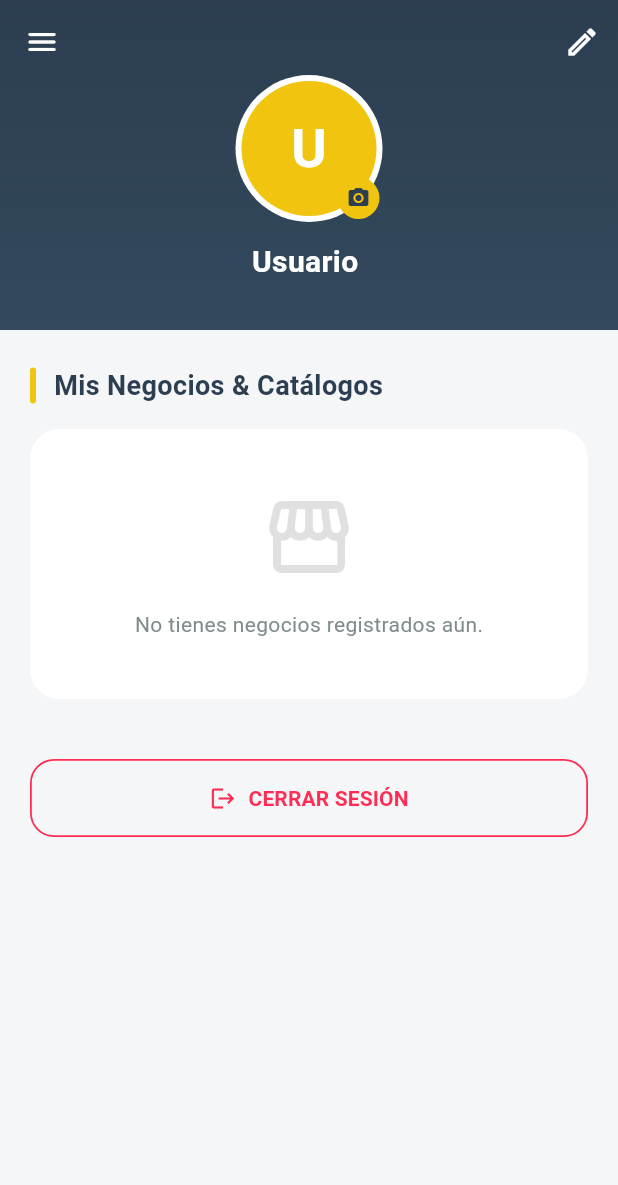
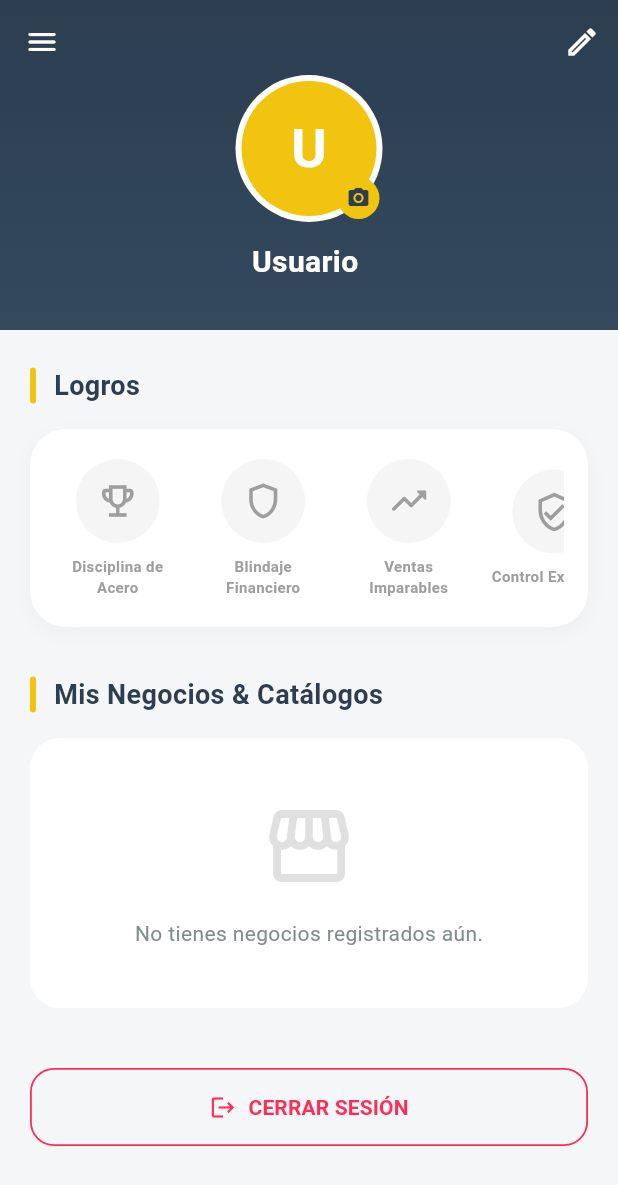
Before and after one commit to ezeJona/finance_app, a Flutter app: the ProfilePage screen opened by its route, on a phone screen of 412 x 824 dp. Shown: the top 1185 px of the screen. Run offline on Flutter 3.47's test engine with Material 3 defaults, Android fonts, the phone set to English and light mode, and no system bars; our stand-ins replace cached_network_image, connectivity_plus, flutter_hooks, flutter_local_notifications, hive, hive_flutter and 7 more; missing offline and left inert: excel; accounts and stored records are empty.

Commit message:
Add gamification module (Achievements)

```diff
--- a/lib/pages/profile/profile_page.dart
+++ b/lib/pages/profile/profile_page.dart
@@ -11,6 +11,7 @@ import '../../providers/auth_user.dart';
 import '../../providers/businesses.dart';
 import '../../providers/business.dart';
 import '../../providers/inventory.dart';
+import '../../providers/achievements.dart';
 import '../../providers/destroy_session.dart';
 import '../../widgets/app_drawer.dart';
 
@@ -91,6 +92,8 @@ class ProfilePage extends HookConsumerWidget {
               padding: const EdgeInsets.fromLTRB(20, 24, 20, 100),
               sliver: SliverList(
                 delegate: SliverChildListDelegate([
+                  _buildAchievementsSection(ref),
+                  const SizedBox(height: 32),
                   _buildSectionTitle("Mis Negocios & Catálogos"),
                   const SizedBox(height: 16),
 
@@ -296,6 +299,95 @@ class ProfilePage extends HookConsumerWidget {
         Navigator.pushNamedAndRemoveUntil(context, '/login', (route) => false);
       }
     }
+  }
+
+  Widget _buildAchievementsSection(WidgetRef ref) {
+    final achievements = ref.watch(achievementsProvider);
+
+    return Column(
+      crossAxisAlignment: CrossAxisAlignment.start,
+      children: [
+        _buildSectionTitle("Logros"),
+        const SizedBox(height: 16),
+        Container(
+          padding: const EdgeInsets.symmetric(vertical: 20, horizontal: 16),
+          decoration: BoxDecoration(
+            color: Colors.white,
+            borderRadius: BorderRadius.circular(24),
+            boxShadow: [
+              BoxShadow(
+                color: Colors.black.withOpacity(0.03),
+                blurRadius: 10,
+                offset: const Offset(0, 4),
+              ),
+            ],
+          ),
+          child: SingleChildScrollView(
+            scrollDirection: Axis.horizontal,
+            physics: const BouncingScrollPhysics(),
+            child: Row(
+              children: achievements.map((a) => _AchievementBadge(achievement: a)).toList(),
+            ),
+          ),
+        ),
+      ],
+    );
+  }
+}
+
+class _AchievementBadge extends StatelessWidget {
+  final Achievement achievement;
+
+  const _AchievementBadge({required this.achievement});
+
+  @override
+  Widget build(BuildContext context) {
+    final isUnlocked = achievement.isUnlocked;
+    final color = isUnlocked ? const Color(0xFFF1C40F) : Colors.grey.shade300;
+    final iconColor = isUnlocked ? Colors.white : Colors.grey.shade500;
+
+    return Tooltip(
+      message: achievement.description,
+      triggerMode: TooltipTriggerMode.tap,
+      child: Container(
+        width: 85,
+        margin: const EdgeInsets.only(right: 12),
+        child: Column(
+          children: [
+            Container(
+              padding: const EdgeInsets.all(14),
+              decoration: BoxDecoration(
+                color: isUnlocked ? color : Colors.grey.shade100,
+                shape: BoxShape.circle,
+                boxShadow: isUnlocked ? [
+                  BoxShadow(
+                    color: color.withOpacity(0.3),
+                    blurRadius: 8,
+                    offset: const Offset(0, 4),
+                  )
+                ] : null,
+              ),
+              child: Icon(
+                achievement.icon,
+                color: iconColor,
+                size: 28,
+              ),
+            ),
+            const SizedBox(height: 8),
+            Text(
+              achievement.title,
+              textAlign: TextAlign.center,
+              maxLines: 2,
+              style: TextStyle(
+                fontSize: 10,
+                fontWeight: FontWeight.bold,
+                color: isUnlocked ? const Color(0xFF2C3E50) : Colors.grey.shade500,
+              ),
+            ),
+          ],
+        ),
+      ),
+    );
   }
 }
 
--- /dev/null
+++ b/lib/providers/achievements.dart
@@ -0,0 +1,117 @@
+import 'package:flutter/material.dart';
+import 'package:hooks_riverpod/hooks_riverpod.dart';
+import 'transactions.dart';
+import 'businesses.dart';
+import 'inventory.dart';
+
+class Achievement {
+  final String id;
+  final String title;
+  final String description;
+  final IconData icon;
+  final bool isUnlocked;
+
+  Achievement({
+    required this.id,
+    required this.title,
+    required this.description,
+    required this.icon,
+    required this.isUnlocked,
+  });
+}
+
+final achievementsProvider = Provider<List<Achievement>>((ref) {
+  final transactionsAsync = ref.watch(historicTransactionsProvider);
+  final businessesAsync = ref.watch(businessesProvider);
+  final productsAsync = ref.watch(productsProvider);
+
+  // Datos básicos para cálculos
+  final transactions = transactionsAsync.maybeWhen(data: (d) => d, orElse: () => []);
+  final businesses = businessesAsync.maybeWhen(data: (d) => d, orElse: () => []);
+  final products = productsAsync.maybeWhen(data: (d) => d, orElse: () => []);
+
+  // 1. Disciplina de Acero (7 días registrando transacciones de ingreso/ventas)
+  final uniqueDays = transactions
+      .where((tx) => tx.type == 'income')
+      .map((tx) => DateTime(tx.transactionDate.year, tx.transactionDate.month, tx.transactionDate.day))
+      .toSet();
+  final hasSteelDiscipline = uniqueDays.length >= 7;
+
+  // 2. Blindaje Financiero (Cualquier mes con balance neto positivo)
+  final monthlyBalances = <String, double>{};
+  for (var tx in transactions) {
+    final key = "${tx.transactionDate.year}-${tx.transactionDate.month}";
+    final amount = tx.type == 'income' ? tx.amount : -tx.amount;
+    monthlyBalances[key] = (monthlyBalances[key] ?? 0) + amount;
+  }
+  final hasFinancialShield = monthlyBalances.values.any((balance) => balance > 0);
+
+  // 3. Control Excelente (Registrado ventas y gastos)
+  final hasIncome = transactions.any((tx) => tx.type == 'income');
+  final hasExpense = transactions.any((tx) => tx.type == 'expense');
+  final hasExcellentControl = hasIncome && hasExpense;
+
+  // 4. Gran Expansionista (Más de 1 negocio)
+  final isExpansionist = businesses.length > 1;
+
+  // 5. Catálogo Dorado (10 o más productos en el negocio actual)
+  final hasGoldenCatalog = products.length >= 10;
+
+  // 6. Ventas Imparables (Ventas totales > 50,000)
+  final totalSales = transactions
+      .where((tx) => tx.type == 'income')
+      .fold<double>(0, (sum, tx) => sum + tx.amount);
+  final hasUnstoppableSales = totalSales >= 50000;
+
+  return [
+    Achievement(
+      id: 'steel_discipline',
+      title: 'Disciplina de Acero',
+      description: 'Registra ventas por 7 días diferentes.',
+      icon: Icons.emoji_events_outlined,
+      isUnlocked: hasSteelDiscipline,
+    ),
+    Achievement(
+      id: 'financial_shield',
+      title: 'Blindaje Financiero',
+      description: 'Logra un balance neto positivo en un mes.',
+      icon: Icons.shield_outlined,
+      isUnlocked: hasFinancialShield,
+    ),
+    Achievement(
+      id: 'unstoppable_sales',
+      title: 'Ventas Imparables',
+      description: 'Supera los 50,000 en ingresos totales.',
+      icon: Icons.trending_up_rounded,
+      isUnlocked: hasUnstoppableSales,
+    ),
+    Achievement(
+      id: 'excellent_control',
+      title: 'Control Excelente',
+      description: 'Registra tanto ingresos como gastos para un control total.',
+      icon: Icons.verified_user_outlined,
+      isUnlocked: hasExcellentControl,
+    ),
+    Achievement(
+      id: 'expansionist',
+      title: 'Gran Expansionista',
+      description: 'Gestiona 2 o más negocios desde tu cuenta.',
+      icon: Icons.add_business_rounded,
+      isUnlocked: isExpansionist,
+    ),
+    Achievement(
+      id: 'golden_catalog',
+      title: 'Catálogo Dorado',
+      description: 'Registra al menos 10 productos en tu catálogo.',
+      icon: Icons.auto_awesome_rounded,
+      isUnlocked: hasGoldenCatalog,
+    ),
+    Achievement(
+      id: 'first_step',
+      title: 'Primer Paso',
+      description: 'Realiza tu primera transacción en la app.',
+      icon: Icons.rocket_launch_outlined,
+      isUnlocked: transactions.isNotEmpty,
+    ),
+  ];
+});
--- a/lib/widgets/app_drawer.dart
+++ b/lib/widgets/app_drawer.dart
@@ -150,6 +150,15 @@ class AppDrawer extends HookConsumerWidget {
                   ),
                   const Divider(),
                   _buildCategoryHeader("HERRAMIENTAS"),
+                  ListTile(
+                    leading: const Icon(Icons.emoji_events_outlined, color: darkNavy),
+                    title: const Text('Mis Logros',
+                        style: TextStyle(fontWeight: FontWeight.bold)),
+                    onTap: () {
+                      Navigator.pop(context);
+                      Navigator.pushNamed(context, '/profile', arguments: {'scrollTo': 'achievements'});
+                    },
+                  ),
                   ListTile(
                     leading: const Icon(Icons.person_outline_rounded, color: darkNavy),
                     title: const Text('Mi Perfil',
```
